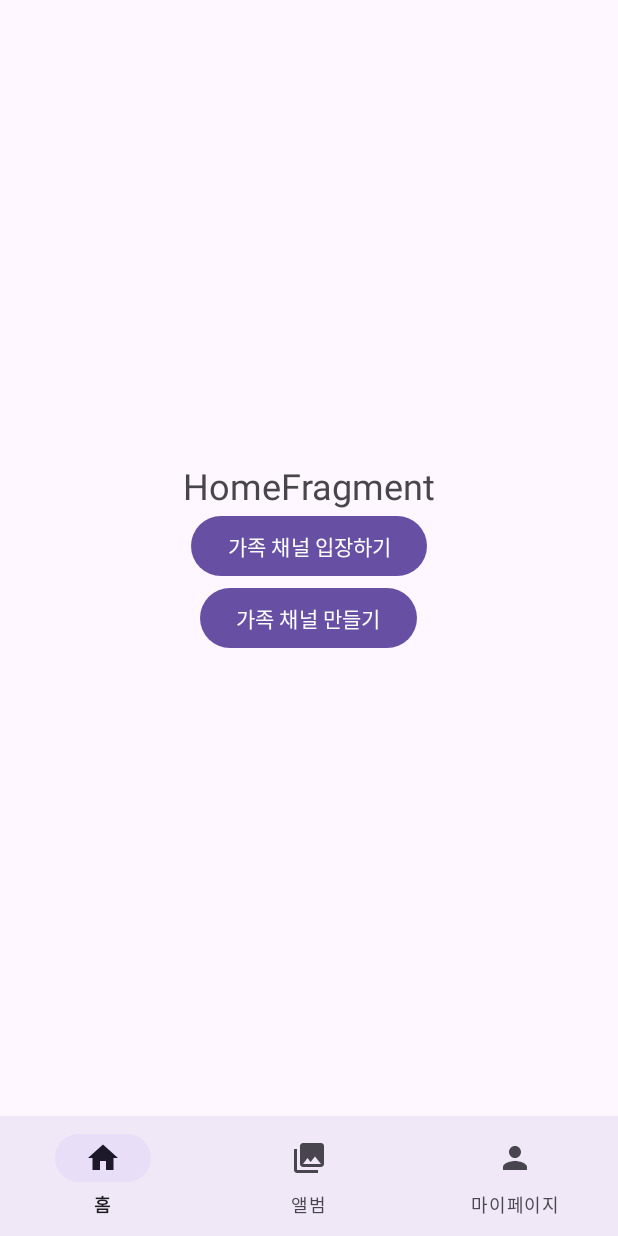
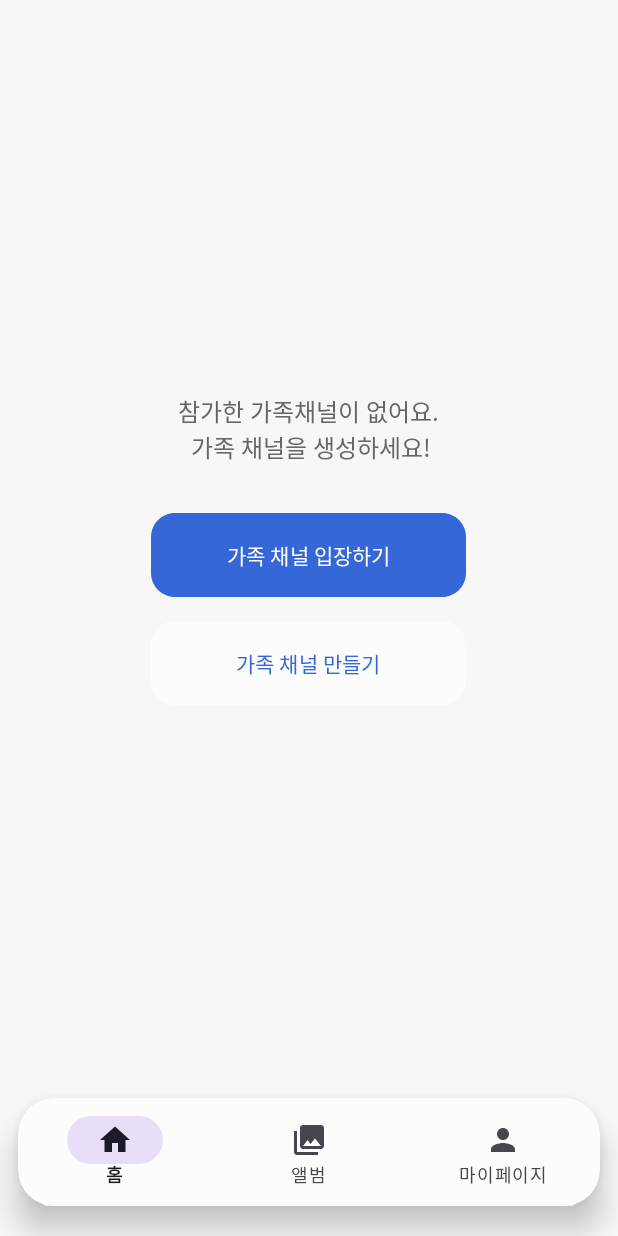
Before and after one commit to sanggyoon/Moodigae_familySNS, an Android app: the screen it shows after launch once a user with an empty profile is signed in (MainActivity), on a phone screen of 412 x 824 dp. Run offline under Robolectric (Android 15) with nearby library versions, the phone set to English and light mode, and no system bars; our stand-ins replace Firebase (no records; nobody signed in at launch, a user with empty details on screens opened directly).

Commit message:
home channel/bottom nav UI update

```diff
--- /dev/null
+++ b/app/src/main/res/drawable/bottom_nav_background.xml
@@ -0,0 +1,34 @@
+<?xml version="1.0" encoding="utf-8"?>
+<layer-list xmlns:android="http://schemas.android.com/apk/res/android">
+    <!-- 가장 바깥쪽 그림자 (가장 연함) -->
+    <item android:left="16dp" android:top="16dp" android:right="16dp" android:bottom="16dp">
+        <shape android:shape="rectangle">
+            <solid android:color="#20000000" />
+            <corners android:radius="24dp" />
+        </shape>
+    </item>
+
+    <!-- 중간 그림자 -->
+    <item android:left="8dp" android:top="8dp" android:right="8dp" android:bottom="8dp">
+        <shape android:shape="rectangle">
+            <solid android:color="#40000000" />
+            <corners android:radius="24dp" />
+        </shape>
+    </item>
+
+    <!-- 안쪽 그림자 (약간 진함) -->
+    <item android:left="4dp" android:top="4dp" android:right="4dp" android:bottom="4dp">
+        <shape android:shape="rectangle">
+            <solid android:color="#60000000" />
+            <corners android:radius="24dp" />
+        </shape>
+    </item>
+
+    <!-- 메인 배경 -->
+    <item>
+        <shape android:shape="rectangle">
+            <solid android:color="@color/nav_background" />
+            <corners android:radius="24dp" />
+        </shape>
+    </item>
+</layer-list>
--- /dev/null
+++ b/app/src/main/res/drawable/btn_gradient_blue.xml
@@ -0,0 +1,46 @@
+<vector
+    xmlns:android="http://schemas.android.com/apk/res/android"
+    xmlns:aapt="http://schemas.android.com/aapt"
+    android:width="210dp"
+    android:height="56dp"
+    android:viewportWidth="210"
+    android:viewportHeight="56"
+    >
+    <group>
+        <clip-path
+            android:pathData="M16 0H194C202.837 0 210 7.16344 210 16V40C210 48.8366 202.837 56 194 56H16C7.16344 56 0 48.8366 0 40V16C0 7.16344 7.16344 0 16 0Z"
+            />
+        <group
+            android:translateX="0.665"
+            android:translateY="3.624"
+            android:pivotX="105"
+            android:pivotY="28"
+            android:scaleX="4.95"
+            android:scaleY="8.874"
+            android:rotation="-118.732"
+            >
+            <path
+                android:pathData="M0 0V56H210V0"
+                >
+                <aapt:attr name="android:fillColor">
+                    <gradient
+                        android:type="linear"
+                        android:startX="52.5"
+                        android:startY="28"
+                        android:endX="157.5"
+                        android:endY="28"
+                        >
+                        <item
+                            android:color="#3568D6"
+                            android:offset="0"
+                            />
+                        <item
+                            android:color="#AFC8FE"
+                            android:offset="1"
+                            />
+                    </gradient>
+                </aapt:attr>
+            </path>
+        </group>
+    </group>
+</vector>
--- /dev/null
+++ b/app/src/main/res/drawable/btn_white.xml
@@ -0,0 +1,18 @@
+<vector
+    xmlns:android="http://schemas.android.com/apk/res/android"
+    xmlns:aapt="http://schemas.android.com/aapt"
+    android:width="210dp"
+    android:height="56dp"
+    android:viewportWidth="210"
+    android:viewportHeight="56"
+    >
+    <group>
+        <clip-path
+            android:pathData="M16 0H194C202.837 0 210 7.16344 210 16V40C210 48.8366 202.837 56 194 56H16C7.16344 56 0 48.8366 0 40V16C0 7.16344 7.16344 0 16 0Z"
+            />
+        <path
+            android:pathData="M0 0V56H210V0"
+            android:fillColor="#FCFCFC"
+            />
+    </group>
+</vector>
--- a/app/src/main/res/layout/activity_main.xml
+++ b/app/src/main/res/layout/activity_main.xml
@@ -14,18 +14,31 @@
         app:navGraph="@navigation/nav_graph"
         app:defaultNavHost="true"
         app:layout_constraintTop_toTopOf="parent"
-        app:layout_constraintBottom_toTopOf="@id/bottom_navigation"
+        app:layout_constraintBottom_toTopOf="@id/bottom_navigation_card"
         app:layout_constraintStart_toStartOf="parent"
         app:layout_constraintEnd_toEndOf="parent" />
 
-    <!-- 하단 메뉴 -->
-    <com.google.android.material.bottomnavigation.BottomNavigationView
-        android:id="@+id/bottom_navigation"
+    <!-- 하단 메뉴 (CardView로 감싸기) -->
+    <androidx.cardview.widget.CardView
+        android:id="@+id/bottom_navigation_card"
         android:layout_width="0dp"
         android:layout_height="wrap_content"
-        android:background="?android:attr/windowBackground"
-        app:menu="@menu/bottom_nav_menu"
+        android:layout_marginHorizontal="12dp"
+        android:layout_marginBottom="20dp"
+        android:maxWidth="388dp"
+        app:cardElevation="12dp"
+        app:cardCornerRadius="24dp"
+        app:cardBackgroundColor="@color/nav_background"
         app:layout_constraintBottom_toBottomOf="parent"
         app:layout_constraintStart_toStartOf="parent"
-        app:layout_constraintEnd_toEndOf="parent" />
+        app:layout_constraintEnd_toEndOf="parent">
+
+        <com.google.android.material.bottomnavigation.BottomNavigationView
+            android:id="@+id/bottom_navigation"
+            android:layout_width="match_parent"
+            android:layout_height="72dp"
+            android:background="@android:color/transparent"
+            app:menu="@menu/bottom_nav_menu" />
+
+    </androidx.cardview.widget.CardView>
 </androidx.constraintlayout.widget.ConstraintLayout>
--- a/app/src/main/res/layout/fragment_home.xml
+++ b/app/src/main/res/layout/fragment_home.xml
@@ -1,4 +1,5 @@
 <LinearLayout xmlns:android="http://schemas.android.com/apk/res/android"
+    xmlns:app="http://schemas.android.com/apk/res-auto"
     android:id="@+id/home_container"
     android:layout_width="match_parent"
     android:layout_height="match_parent"
@@ -7,20 +8,39 @@
     android:orientation="vertical">
 
     <TextView
-        android:text="HomeFragment"
-        android:textSize="24sp"
-        android:layout_width="wrap_content"
-        android:layout_height="wrap_content" />
-    <Button
-        android:id="@+id/btn_enter_channel"
+        android:text="참가한 가족채널이 없어요.\n 가족 채널을 생성하세요!"
+        android:textSize="16sp"
+        android:textColor="@color/text_gray"
+        android:gravity="center"
         android:layout_width="wrap_content"
         android:layout_height="wrap_content"
+        android:layout_marginBottom="32dp" />
+
+    <Button
+        android:id="@+id/btn_join_channel"
+        android:layout_width="wrap_content"
+        android:layout_height="56dp"
+        android:layout_marginHorizontal="24dp"
+        android:minWidth="210dp"
+        android:background="@drawable/btn_gradient_blue"
         android:text="가족 채널 입장하기"
-        android:layout_gravity="center" />
+        android:textColor="@color/white"
+        android:textSize="14sp"
+        android:layout_gravity="center"
+        android:layout_marginBottom="16dp" />
+
     <Button
         android:id="@+id/btn_create_channel"
         android:layout_width="wrap_content"
-        android:layout_height="wrap_content"
+        android:layout_height="56dp"
+        android:layout_marginHorizontal="24dp"
+        android:minWidth="210dp"
+        android:background="@drawable/btn_white"
         android:text="가족 채널 만들기"
-        android:layout_gravity="center" />
+        android:textColor="@color/button_text_blue"
+        android:textSize="14sp"
+        android:layout_gravity="center"
+        android:backgroundTint="@null"
+        app:backgroundTint="@null" />
+
 </LinearLayout>
--- a/app/src/main/res/values/colors.xml
+++ b/app/src/main/res/values/colors.xml
@@ -2,4 +2,15 @@
 <resources>
     <color name="black">#FF000000</color>
     <color name="white">#FFFFFFFF</color>
+
+    <!-- 커스텀 색상 추가 -->
+    <color name="button_text_blue">#3568D6</color>
+    <color name="text_gray">#666666</color>
+
+    <!-- bottom navigation 색상 추가 -->
+    <color name="nav_shadow">#40000000</color>  <!-- 25% 투명도로 변경 -->
+    <color name="nav_background">#FCFCFC</color>
+
+    <!-- 전체화면 배경 색상 -->
+    <color name="background_color">#F7F7F8</color>
 </resources>
--- a/app/src/main/res/values/themes.xml
+++ b/app/src/main/res/values/themes.xml
@@ -2,7 +2,15 @@
     <!-- Base application theme. -->
     <style name="Base.Theme.FamilySNS" parent="Theme.Material3.DayNight.NoActionBar">
         <!-- Customize your light theme here. -->
-        <!-- <item name="colorPrimary">@color/my_light_primary</item> -->
+        <item name="colorPrimary">@color/button_text_blue</item>
+        <item name="colorPrimaryVariant">@color/button_text_blue</item>
+        <item name="colorOnPrimary">@color/white</item>
+        <item name="colorSecondary">@color/button_text_blue</item>
+        <item name="colorSecondaryVariant">@color/button_text_blue</item>
+        <item name="colorOnSecondary">@color/white</item>
+        <item name="android:statusBarColor">@color/white</item>
+        <item name="android:windowLightStatusBar">true</item>
+        <item name="android:windowBackground">@color/background_color</item>
     </style>
 
     <style name="Theme.FamilySNS" parent="Base.Theme.FamilySNS" />
```
Also changed, not shown: gradle/wrapper/gradle-wrapper.properties.
